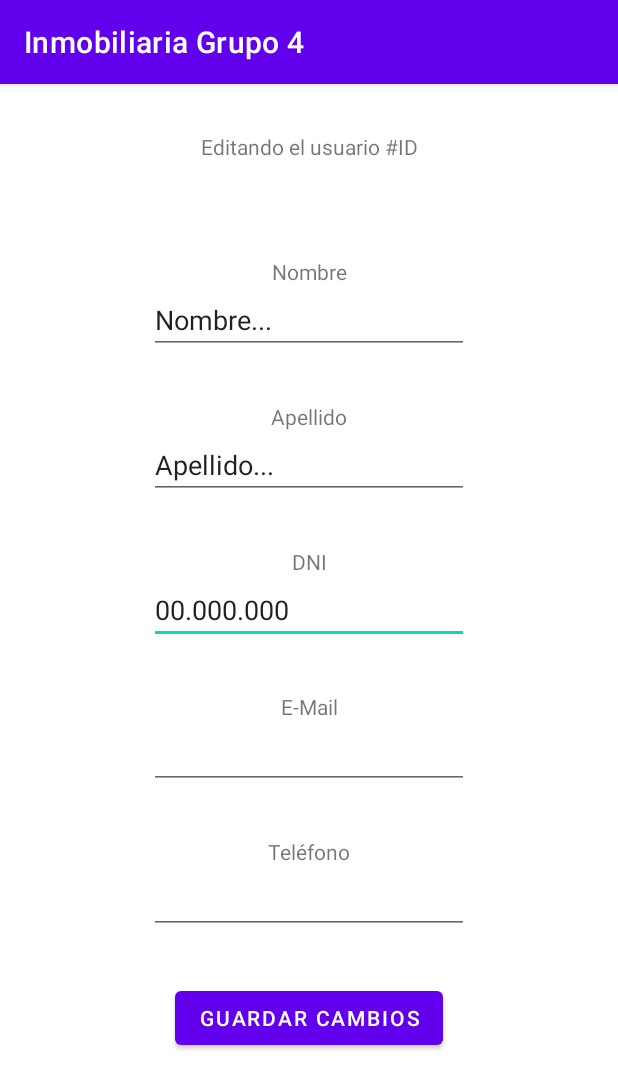
After one commit to Arezlon/Inmobiliaria-Moviles-Grupo-4, an Android app: the fragment EditarPerfilFragment shown on its own in the app's theme, on a phone screen of 412 x 824 dp. The commit adds this screen. Shown: the top 1089 px of the screen. Run offline under Robolectric (Android 15) with nearby library versions, the phone set to English and light mode, and no system bars.

Commit message:
#4 Fragment de edición del usuario/propietario

```diff
--- a/app/build.gradle
+++ b/app/build.gradle
@@ -46,6 +46,7 @@ dependencies {
     //implementation 'com.google.android.gms:play-services:17.0.0'
 
     implementation 'com.github.bumptech.glide:glide:4.12.0'
+    implementation 'androidx.legacy:legacy-support-v4:1.0.0'
     annotationProcessor 'com.github.bumptech.glide:compiler:4.12.0'
 
     testImplementation 'junit:junit:4.+'
--- /dev/null
+++ b/app/src/main/java/com/grupo4/inmobiliaria/ui/ui/perfil/EditarPerfilFragment.java
@@ -0,0 +1,38 @@
+package com.grupo4.inmobiliaria.ui.ui.perfil;
+
+import androidx.lifecycle.ViewModelProvider;
+
+import android.os.Bundle;
+
+import androidx.annotation.NonNull;
+import androidx.annotation.Nullable;
+import androidx.fragment.app.Fragment;
+
+import android.view.LayoutInflater;
+import android.view.View;
+import android.view.ViewGroup;
+
+import com.grupo4.inmobiliaria.R;
+
+public class EditarPerfilFragment extends Fragment {
+
+    private EditarPerfilViewModel mViewModel;
+
+    public static EditarPerfilFragment newInstance() {
+        return new EditarPerfilFragment();
+    }
+
+    @Override
+    public View onCreateView(@NonNull LayoutInflater inflater, @Nullable ViewGroup container,
+                             @Nullable Bundle savedInstanceState) {
+        return inflater.inflate(R.layout.fragment_editar_perfil, container, false);
+    }
+
+    @Override
+    public void onActivityCreated(@Nullable Bundle savedInstanceState) {
+        super.onActivityCreated(savedInstanceState);
+        mViewModel = new ViewModelProvider(this).get(EditarPerfilViewModel.class);
+
+    }
+
+}
--- /dev/null
+++ b/app/src/main/java/com/grupo4/inmobiliaria/ui/ui/perfil/EditarPerfilViewModel.java
@@ -0,0 +1,26 @@
+package com.grupo4.inmobiliaria.ui.ui.perfil;
+
+import androidx.lifecycle.LiveData;
+import androidx.lifecycle.MutableLiveData;
+import androidx.lifecycle.ViewModel;
+
+import com.grupo4.inmobiliaria.modelo.Propietario;
+import com.grupo4.inmobiliaria.request.ApiClient;
+
+public class EditarPerfilViewModel extends ViewModel {
+    public MutableLiveData<Propietario> propietarioMutable;
+
+    public LiveData<Propietario> getPropietarioMutable(){
+        if (propietarioMutable == null){
+            propietarioMutable = new MutableLiveData<>();
+        }
+        return propietarioMutable;
+    }
+
+    public void ObtenerPropietario(){
+        ApiClient api = ApiClient.getApi();
+        Propietario p = api.obtenerUsuarioActual();
+
+        propietarioMutable.setValue(p);
+    }
+}
--- a/app/src/main/java/com/grupo4/inmobiliaria/ui/ui/perfil/PerfilFragment.java
+++ b/app/src/main/java/com/grupo4/inmobiliaria/ui/ui/perfil/PerfilFragment.java
@@ -1,15 +1,18 @@
 package com.grupo4.inmobiliaria.ui.ui.perfil;
 
+import android.app.Activity;
 import android.os.Bundle;
 import android.view.LayoutInflater;
 import android.view.View;
 import android.view.ViewGroup;
+import android.widget.Button;
 import android.widget.TextView;
 
 import androidx.annotation.NonNull;
 import androidx.fragment.app.Fragment;
 import androidx.lifecycle.Observer;
 import androidx.lifecycle.ViewModelProvider;
+import androidx.navigation.Navigation;
 
 import com.grupo4.inmobiliaria.R;
 import com.grupo4.inmobiliaria.modelo.Propietario;
@@ -23,6 +26,7 @@ public class PerfilFragment extends Fragment {
     public TextView tvUserDni;
     public TextView tvUserEmail;
     public TextView tvUserPhone;
+    public Button btEditar;
 
     public View onCreateView(@NonNull LayoutInflater inflater,
                              ViewGroup container, Bundle savedInstanceState) {
@@ -52,5 +56,12 @@ public class PerfilFragment extends Fragment {
         tvUserDni = v.findViewById(R.id.tvUserDni);
         tvUserEmail = v.findViewById(R.id.tvUserEmail);
         tvUserPhone = v.findViewById(R.id.tvUserPhone);
+        btEditar = v.findViewById(R.id.btEditar);
+        btEditar.setOnClickListener(new View.OnClickListener() {
+            @Override
+            public void onClick(View v) {
+                Navigation.findNavController((Activity)getContext(), R.id.nav_host_fragment).navigate(R.id.nav_perfil_editar);
+            }
+        });
     }
 }
--- /dev/null
+++ b/app/src/main/res/layout/fragment_editar_perfil.xml
@@ -0,0 +1,132 @@
+<?xml version="1.0" encoding="utf-8"?>
+<androidx.constraintlayout.widget.ConstraintLayout xmlns:android="http://schemas.android.com/apk/res/android"
+    xmlns:app="http://schemas.android.com/apk/res-auto"
+    xmlns:tools="http://schemas.android.com/tools"
+    android:id="@+id/frameLayout"
+    android:layout_width="match_parent"
+    android:layout_height="match_parent"
+    tools:context=".ui.ui.perfil.EditarPerfilFragment">
+
+    <Button
+        android:id="@+id/btGuardar"
+        android:layout_width="wrap_content"
+        android:layout_height="wrap_content"
+        android:layout_marginTop="32dp"
+        android:text="Guardar cambios"
+        app:layout_constraintEnd_toEndOf="parent"
+        app:layout_constraintStart_toStartOf="parent"
+        app:layout_constraintTop_toBottomOf="@+id/etEditarTelefonoUsuario" />
+
+    <EditText
+        android:id="@+id/etEditarDniUsuario"
+        android:layout_width="wrap_content"
+        android:layout_height="wrap_content"
+        android:ems="10"
+        android:inputType="textPersonName"
+        android:text="00.000.000"
+        app:layout_constraintEnd_toEndOf="parent"
+        app:layout_constraintStart_toStartOf="parent"
+        app:layout_constraintTop_toBottomOf="@+id/tvDni" />
+
+    <EditText
+        android:id="@+id/etEditarNombreUsuario"
+        android:layout_width="wrap_content"
+        android:layout_height="wrap_content"
+        android:ems="10"
+        android:inputType="textPersonName"
+        android:text="Nombre..."
+        app:layout_constraintEnd_toEndOf="parent"
+        app:layout_constraintStart_toStartOf="parent"
+        app:layout_constraintTop_toBottomOf="@+id/tvNombre" />
+
+    <EditText
+        android:id="@+id/etEditarApellidoUsuario"
+        android:layout_width="wrap_content"
+        android:layout_height="wrap_content"
+        android:ems="10"
+        android:inputType="textPersonName"
+        android:text="Apellido..."
+        app:layout_constraintEnd_toEndOf="parent"
+        app:layout_constraintStart_toStartOf="parent"
+        app:layout_constraintTop_toBottomOf="@+id/tvApellido" />
+
+    <EditText
+        android:id="@+id/etEditarTelefonoUsuario"
+        android:layout_width="wrap_content"
+        android:layout_height="wrap_content"
+        android:ems="10"
+        android:inputType="phone"
+        app:layout_constraintEnd_toEndOf="parent"
+        app:layout_constraintStart_toStartOf="parent"
+        app:layout_constraintTop_toBottomOf="@+id/tvTelefono" />
+
+    <EditText
+        android:id="@+id/etEditarEmailUsuario"
+        android:layout_width="wrap_content"
+        android:layout_height="wrap_content"
+        android:ems="10"
+        android:inputType="textEmailAddress"
+        app:layout_constraintEnd_toEndOf="parent"
+        app:layout_constraintStart_toStartOf="parent"
+        app:layout_constraintTop_toBottomOf="@+id/tvMail" />
+
+    <TextView
+        android:id="@+id/tvUsuarioId"
+        android:layout_width="wrap_content"
+        android:layout_height="wrap_content"
+        android:layout_marginTop="32dp"
+        android:text="Editando el usuario #ID"
+        app:layout_constraintEnd_toEndOf="parent"
+        app:layout_constraintStart_toStartOf="parent"
+        app:layout_constraintTop_toTopOf="parent" />
+
+    <TextView
+        android:id="@+id/tvNombre"
+        android:layout_width="wrap_content"
+        android:layout_height="wrap_content"
+        android:layout_marginTop="64dp"
+        android:text="Nombre"
+        app:layout_constraintEnd_toEndOf="@+id/etEditarNombreUsuario"
+        app:layout_constraintStart_toStartOf="@+id/etEditarNombreUsuario"
+        app:layout_constraintTop_toBottomOf="@+id/tvUsuarioId" />
+
+    <TextView
+        android:id="@+id/tvApellido"
+        android:layout_width="wrap_content"
+        android:layout_height="wrap_content"
+        android:layout_marginTop="32dp"
+        android:text="Apellido"
+        app:layout_constraintEnd_toEndOf="@+id/etEditarApellidoUsuario"
+        app:layout_constraintStart_toStartOf="@+id/etEditarApellidoUsuario"
+        app:layout_constraintTop_toBottomOf="@+id/etEditarNombreUsuario" />
+
+    <TextView
+        android:id="@+id/tvDni"
+        android:layout_width="wrap_content"
+        android:layout_height="wrap_content"
+        android:layout_marginTop="32dp"
+        android:text="DNI"
+        app:layout_constraintEnd_toEndOf="@+id/etEditarDniUsuario"
+        app:layout_constraintStart_toStartOf="@+id/etEditarDniUsuario"
+        app:layout_constraintTop_toBottomOf="@+id/etEditarApellidoUsuario" />
+
+    <TextView
+        android:id="@+id/tvMail"
+        android:layout_width="wrap_content"
+        android:layout_height="wrap_content"
+        android:layout_marginTop="32dp"
+        android:text="E-Mail"
+        app:layout_constraintEnd_toEndOf="@+id/etEditarEmailUsuario"
+        app:layout_constraintStart_toStartOf="@+id/etEditarEmailUsuario"
+        app:layout_constraintTop_toBottomOf="@+id/etEditarDniUsuario" />
+
+    <TextView
+        android:id="@+id/tvTelefono"
+        android:layout_width="wrap_content"
+        android:layout_height="wrap_content"
+        android:layout_marginTop="32dp"
+        android:text="Teléfono"
+        app:layout_constraintEnd_toEndOf="@+id/etEditarTelefonoUsuario"
+        app:layout_constraintStart_toStartOf="@+id/etEditarTelefonoUsuario"
+        app:layout_constraintTop_toBottomOf="@+id/etEditarEmailUsuario" />
+</androidx.constraintlayout.widget.ConstraintLayout>
--- a/app/src/main/res/layout/fragment_perfil.xml
+++ b/app/src/main/res/layout/fragment_perfil.xml
@@ -18,7 +18,7 @@
         app:layout_constraintTop_toTopOf="parent" />
 
     <Button
-        android:id="@+id/editar"
+        android:id="@+id/btEditar"
         android:layout_width="wrap_content"
         android:layout_height="wrap_content"
         android:layout_marginTop="24dp"
--- a/app/src/main/res/navigation/mobile_navigation.xml
+++ b/app/src/main/res/navigation/mobile_navigation.xml
@@ -15,7 +15,21 @@
         android:id="@+id/nav_perfil"
         android:name="com.grupo4.inmobiliaria.ui.ui.perfil.PerfilFragment"
         android:label="Perfil"
-        tools:layout="@layout/fragment_perfil" />
+        tools:layout="@layout/fragment_perfil" >
+        <action
+            android:id="@+id/action_nav_perfil_to_nav_perfil_editar"
+            app:destination="@id/nav_perfil_editar" />
+    </fragment>
+
+    <fragment
+        android:id="@+id/nav_perfil_editar"
+        android:name="com.grupo4.inmobiliaria.ui.ui.perfil.EditarPerfilFragment"
+        android:label="Edición de perfil"
+        tools:layout="@layout/fragment_editar_perfil" >
+        <action
+            android:id="@+id/action_nav_perfil_editar_to_nav_perfil"
+            app:destination="@id/nav_perfil" />
+    </fragment>
 
     <fragment
         android:id="@+id/nav_contratos"
```
